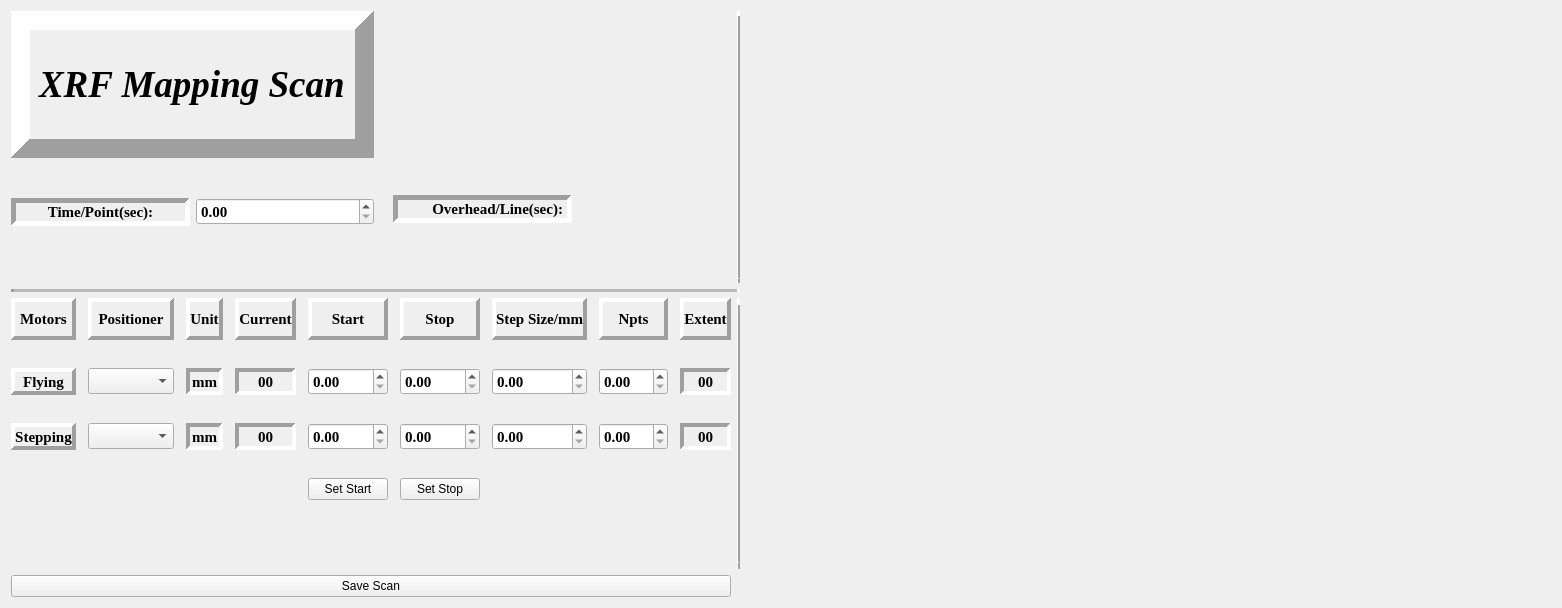
The window that srxgui/MainWindow/XRFmappingGui.ui (whishei/srxgui) describes before a commit, drawn with Qt 5.
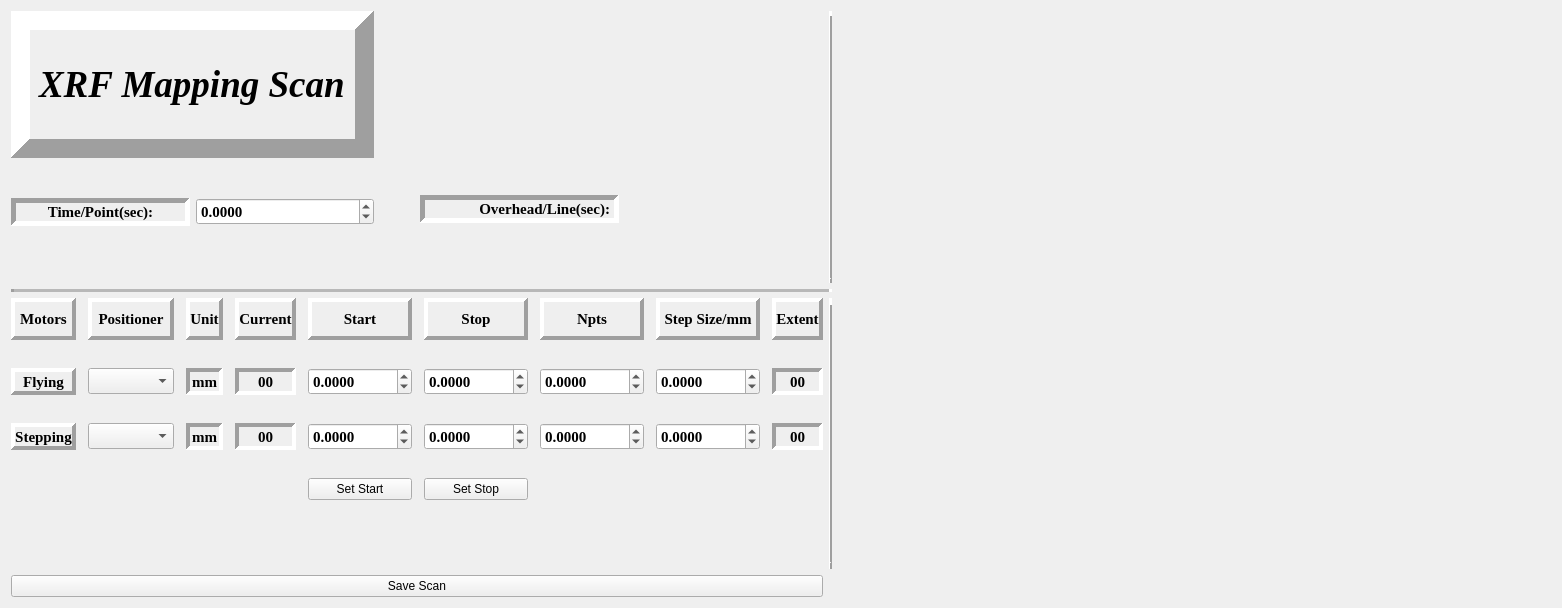
The same window after the commit.

Patch:
```diff
--- a/srxgui/MainWindow/XRFmappingGui.ui
+++ b/srxgui/MainWindow/XRFmappingGui.ui
@@ -38,6 +38,15 @@
        <property name="frame">
         <bool>true</bool>
        </property>
+       <property name="decimals">
+        <number>4</number>
+       </property>
+       <property name="minimum">
+        <double>-65000.000000000000000</double>
+       </property>
+       <property name="maximum">
+        <double>65000.000000000000000</double>
+       </property>
       </widget>
      </item>
      <item row="2" column="1">
@@ -106,21 +115,6 @@
        </property>
       </widget>
      </item>
-     <item row="1" column="7">
-      <widget class="QDoubleSpinBox" name="npts_x">
-       <property name="font">
-        <font>
-         <family>Times New Roman</family>
-         <pointsize>11</pointsize>
-         <weight>75</weight>
-         <bold>true</bold>
-        </font>
-       </property>
-       <property name="maximum">
-        <double>150.000000000000000</double>
-       </property>
-      </widget>
-     </item>
      <item row="1" column="5">
       <widget class="QDoubleSpinBox" name="flyingStop">
        <property name="font">
@@ -131,17 +125,14 @@
          <bold>true</bold>
         </font>
        </property>
-      </widget>
-     </item>
-     <item row="1" column="6">
-      <widget class="QDoubleSpinBox" name="stepsize_x">
-       <property name="font">
-        <font>
-         <family>Times New Roman</family>
-         <pointsize>11</pointsize>
-         <weight>75</weight>
-         <bold>true</bold>
-        </font>
+       <property name="decimals">
+        <number>4</number>
+       </property>
+       <property name="minimum">
+        <double>-65000.000000000000000</double>
+       </property>
+       <property name="maximum">
+        <double>65000.000000000000000</double>
        </property>
       </widget>
      </item>
@@ -236,6 +227,15 @@
          <bold>true</bold>
         </font>
        </property>
+       <property name="decimals">
+        <number>4</number>
+       </property>
+       <property name="minimum">
+        <double>-65000.000000000000000</double>
+       </property>
+       <property name="maximum">
+        <double>65000.000000000000000</double>
+       </property>
       </widget>
      </item>
      <item row="0" column="1">
@@ -319,33 +319,6 @@
        </property>
       </widget>
      </item>
-     <item row="2" column="6">
-      <widget class="QDoubleSpinBox" name="stepsize_y">
-       <property name="font">
-        <font>
-         <family>Times New Roman</family>
-         <pointsize>11</pointsize>
-         <weight>75</weight>
-         <bold>true</bold>
-        </font>
-       </property>
-      </widget>
-     </item>
-     <item row="2" column="7">
-      <widget class="QDoubleSpinBox" name="npts_y">
-       <property name="font">
-        <font>
-         <family>Times New Roman</family>
-         <pointsize>11</pointsize>
-         <weight>75</weight>
-         <bold>true</bold>
-        </font>
-       </property>
-       <property name="maximum">
-        <double>150.000000000000000</double>
-       </property>
-      </widget>
-     </item>
      <item row="2" column="4">
       <widget class="QDoubleSpinBox" name="steppingStart">
        <property name="font">
@@ -356,6 +329,15 @@
          <bold>true</bold>
         </font>
        </property>
+       <property name="decimals">
+        <number>4</number>
+       </property>
+       <property name="minimum">
+        <double>-65000.000000000000000</double>
+       </property>
+       <property name="maximum">
+        <double>65000.000000000000000</double>
+       </property>
       </widget>
      </item>
      <item row="0" column="4">
@@ -439,60 +421,6 @@
        </property>
       </widget>
      </item>
-     <item row="0" column="7">
-      <widget class="QLabel" name="label_20">
-       <property name="font">
-        <font>
-         <family>Times New Roman</family>
-         <pointsize>11</pointsize>
-         <weight>75</weight>
-         <bold>true</bold>
-        </font>
-       </property>
-       <property name="frameShape">
-        <enum>QFrame::Panel</enum>
-       </property>
-       <property name="frameShadow">
-        <enum>QFrame::Raised</enum>
-       </property>
-       <property name="lineWidth">
-        <number>4</number>
-       </property>
-       <property name="text">
-        <string>Npts</string>
-       </property>
-       <property name="alignment">
-        <set>Qt::AlignCenter</set>
-       </property>
-      </widget>
-     </item>
-     <item row="0" column="6">
-      <widget class="QLabel" name="label_19">
-       <property name="font">
-        <font>
-         <family>Times New Roman</family>
-         <pointsize>11</pointsize>
-         <weight>75</weight>
-         <bold>true</bold>
-        </font>
-       </property>
-       <property name="frameShape">
-        <enum>QFrame::Panel</enum>
-       </property>
-       <property name="frameShadow">
-        <enum>QFrame::Raised</enum>
-       </property>
-       <property name="lineWidth">
-        <number>4</number>
-       </property>
-       <property name="text">
-        <string>Step Size/mm</string>
-       </property>
-       <property name="alignment">
-        <set>Qt::AlignCenter</set>
-       </property>
-      </widget>
-     </item>
      <item row="0" column="8">
       <widget class="QLabel" name="label_21">
        <property name="font">
@@ -679,6 +607,144 @@
        </property>
       </widget>
      </item>
+     <item row="1" column="6">
+      <widget class="QDoubleSpinBox" name="npts_x">
+       <property name="font">
+        <font>
+         <family>Times New Roman</family>
+         <pointsize>11</pointsize>
+         <weight>75</weight>
+         <bold>true</bold>
+        </font>
+       </property>
+       <property name="decimals">
+        <number>4</number>
+       </property>
+       <property name="minimum">
+        <double>-65000.000000000000000</double>
+       </property>
+       <property name="maximum">
+        <double>65000.000000000000000</double>
+       </property>
+      </widget>
+     </item>
+     <item row="0" column="7">
+      <widget class="QLabel" name="label_19">
+       <property name="font">
+        <font>
+         <family>Times New Roman</family>
+         <pointsize>11</pointsize>
+         <weight>75</weight>
+         <bold>true</bold>
+        </font>
+       </property>
+       <property name="frameShape">
+        <enum>QFrame::Panel</enum>
+       </property>
+       <property name="frameShadow">
+        <enum>QFrame::Raised</enum>
+       </property>
+       <property name="lineWidth">
+        <number>4</number>
+       </property>
+       <property name="text">
+        <string>Step Size/mm</string>
+       </property>
+       <property name="alignment">
+        <set>Qt::AlignCenter</set>
+       </property>
+      </widget>
+     </item>
+     <item row="0" column="6">
+      <widget class="QLabel" name="label_20">
+       <property name="font">
+        <font>
+         <family>Times New Roman</family>
+         <pointsize>11</pointsize>
+         <weight>75</weight>
+         <bold>true</bold>
+        </font>
+       </property>
+       <property name="frameShape">
+        <enum>QFrame::Panel</enum>
+       </property>
+       <property name="frameShadow">
+        <enum>QFrame::Raised</enum>
+       </property>
+       <property name="lineWidth">
+        <number>4</number>
+       </property>
+       <property name="text">
+        <string>Npts</string>
+       </property>
+       <property name="alignment">
+        <set>Qt::AlignCenter</set>
+       </property>
+      </widget>
+     </item>
+     <item row="1" column="7">
+      <widget class="QDoubleSpinBox" name="stepsize_x">
+       <property name="font">
+        <font>
+         <family>Times New Roman</family>
+         <pointsize>11</pointsize>
+         <weight>75</weight>
+         <bold>true</bold>
+        </font>
+       </property>
+       <property name="decimals">
+        <number>4</number>
+       </property>
+       <property name="minimum">
+        <double>-65000.000000000000000</double>
+       </property>
+       <property name="maximum">
+        <double>65000.000000000000000</double>
+       </property>
+      </widget>
+     </item>
+     <item row="2" column="6">
+      <widget class="QDoubleSpinBox" name="npts_y">
+       <property name="font">
+        <font>
+         <family>Times New Roman</family>
+         <pointsize>11</pointsize>
+         <weight>75</weight>
+         <bold>true</bold>
+        </font>
+       </property>
+       <property name="decimals">
+        <number>4</number>
+       </property>
+       <property name="minimum">
+        <double>-65000.000000000000000</double>
+       </property>
+       <property name="maximum">
+        <double>65000.000000000000000</double>
+       </property>
+      </widget>
+     </item>
+     <item row="2" column="7">
+      <widget class="QDoubleSpinBox" name="stepsize_y">
+       <property name="font">
+        <font>
+         <family>Times New Roman</family>
+         <pointsize>11</pointsize>
+         <weight>75</weight>
+         <bold>true</bold>
+        </font>
+       </property>
+       <property name="decimals">
+        <number>4</number>
+       </property>
+       <property name="minimum">
+        <double>-65000.000000000000000</double>
+       </property>
+       <property name="maximum">
+        <double>65000.000000000000000</double>
+       </property>
+      </widget>
+     </item>
     </layout>
    </item>
    <item row="2" column="2">
@@ -976,6 +1042,15 @@
          <bold>true</bold>
         </font>
        </property>
+       <property name="decimals">
+        <number>4</number>
+       </property>
+       <property name="minimum">
+        <double>-65000.000000000000000</double>
+       </property>
+       <property name="maximum">
+        <double>65000.000000000000000</double>
+       </property>
       </widget>
      </item>
      <item row="3" column="0">
```
Left out of the diff: 24 changed lines with no effect on the pictures.
